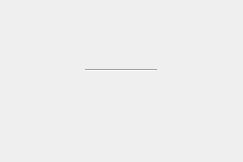
First picture: the form in templates/GCC_GPI.ui, repository pcdshub/lcls-pydm-vacuum, before the edit.
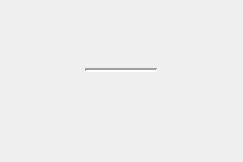
Second picture: the form after the edit. Custom widgets are drawn as their Qt base class.

Commit message: STY: makes the line thicker on gauge cluster

Patch:
```diff
--- a/templates/GCC_GPI.ui
+++ b/templates/GCC_GPI.ui
@@ -62,6 +62,9 @@
       <height>16</height>
      </rect>
     </property>
+    <property name="lineWidth">
+     <number>2</number>
+    </property>
     <property name="orientation">
      <enum>Qt::Horizontal</enum>
     </property>
```
